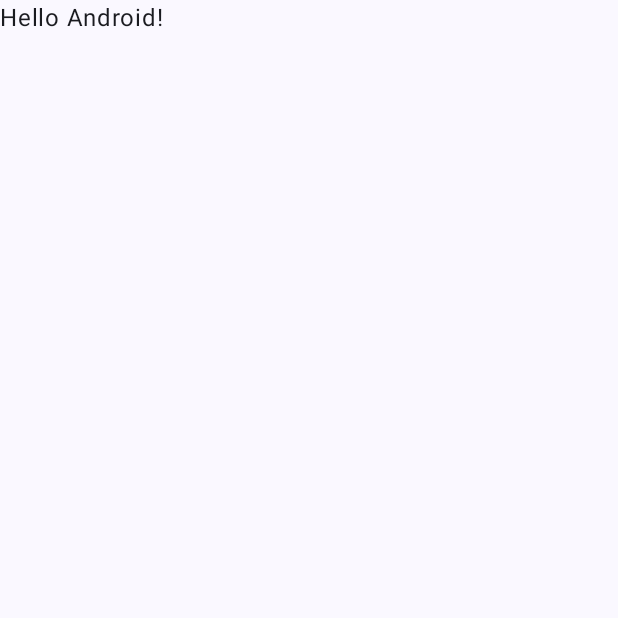
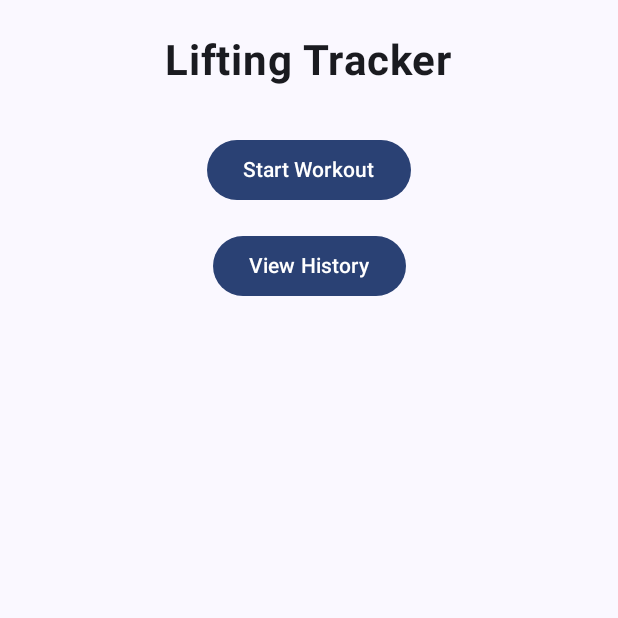
Before and after one commit to osmanbulic/LiftingTracker, an Android app built with Jetpack Compose: the screen it shows after launch (MainActivity), on a phone screen of 412 x 824 dp, the top half of it. Before the commit the part shown is almost empty. Run offline under Robolectric (Android 15) with nearby library versions, the phone set to English and light mode, and no system bars.

Commit message:
Lesson 7 stuff - Screen UI with start and view history buttons

```diff
--- a/app/src/main/java/com/osmanbulic/weightliftingtrackerapp/MainActivity.kt
+++ b/app/src/main/java/com/osmanbulic/weightliftingtrackerapp/MainActivity.kt
@@ -3,27 +3,23 @@ package com.osmanbulic.weightliftingtrackerapp
 import android.os.Bundle
 import androidx.activity.ComponentActivity
 import androidx.activity.compose.setContent
-import androidx.activity.enableEdgeToEdge
-import androidx.compose.foundation.layout.fillMaxSize
-import androidx.compose.foundation.layout.padding
-import androidx.compose.material3.Scaffold
-import androidx.compose.material3.Text
+import androidx.compose.foundation.layout.*
+import androidx.compose.material3.*
 import androidx.compose.runtime.Composable
+import androidx.compose.ui.Alignment
 import androidx.compose.ui.Modifier
-import androidx.compose.ui.tooling.preview.Preview
+import androidx.compose.ui.text.font.FontWeight
+import androidx.compose.ui.unit.dp
+import androidx.compose.ui.unit.sp
 import com.osmanbulic.weightliftingtrackerapp.ui.theme.WeightLiftingTrackerAppTheme
 
 class MainActivity : ComponentActivity() {
     override fun onCreate(savedInstanceState: Bundle?) {
         super.onCreate(savedInstanceState)
-        enableEdgeToEdge()
         setContent {
             WeightLiftingTrackerAppTheme {
                 Scaffold(modifier = Modifier.fillMaxSize()) { innerPadding ->
-                    Greeting(
-                        name = "Android",
-                        modifier = Modifier.padding(innerPadding)
-                    )
+                    HomeScreen(modifier = Modifier.padding(innerPadding))
                 }
             }
         }
@@ -31,17 +27,26 @@ class MainActivity : ComponentActivity() {
 }
 
 @Composable
-fun Greeting(name: String, modifier: Modifier = Modifier) {
-    Text(
-        text = "Hello $name!",
+fun HomeScreen(modifier: Modifier = Modifier) {
+    Column(
         modifier = modifier
-    )
-}
-
-@Preview(showBackground = true)
-@Composable
-fun GreetingPreview() {
-    WeightLiftingTrackerAppTheme {
-        Greeting("Android")
+            .fillMaxSize()
+            .padding(24.dp),
+        horizontalAlignment = Alignment.CenterHorizontally,
+        verticalArrangement = Arrangement.Top
+    ) {
+        Text(
+            text = "Lifting Tracker",
+            fontSize = 28.sp,
+            fontWeight = FontWeight.Bold
+        )
+        Spacer(modifier = Modifier.height(32.dp))
+        Button(onClick = { /* TODO */ }) {
+            Text("Start Workout")
+        }
+        Spacer(modifier = Modifier.height(16.dp))
+        Button(onClick = { /* TODO */ }) {
+            Text("View History")
+        }
     }
 }
```
